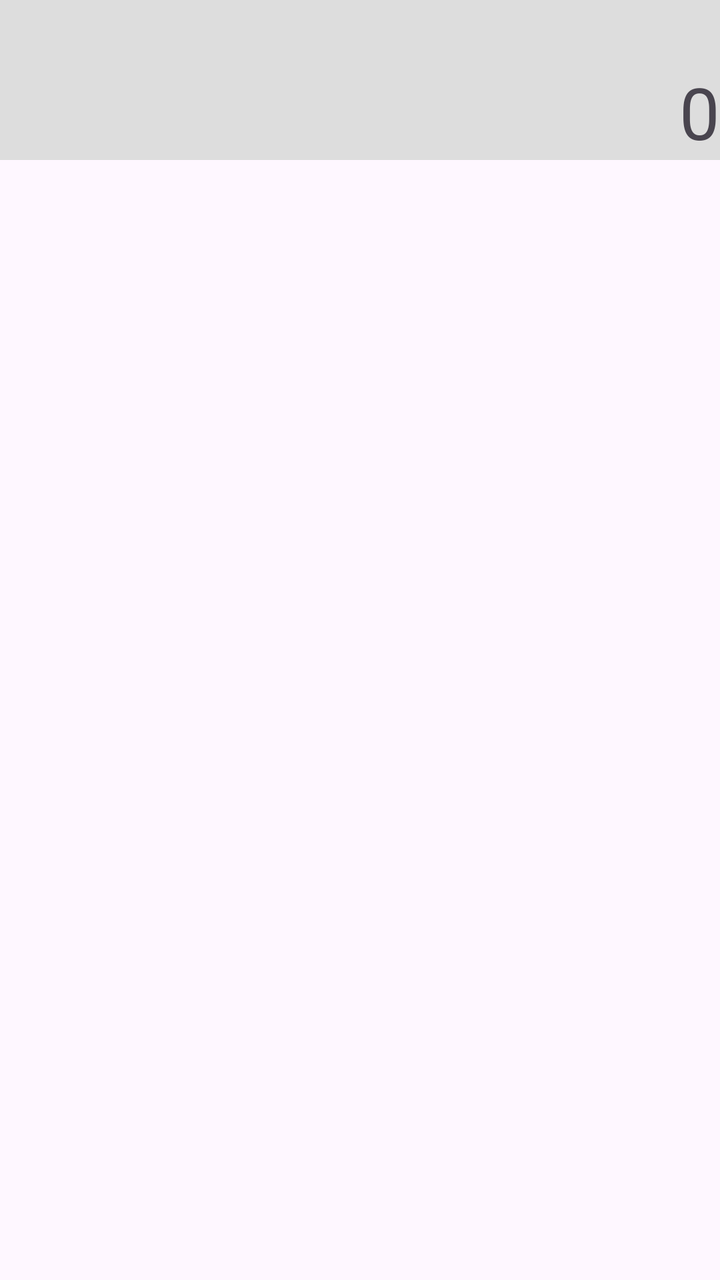
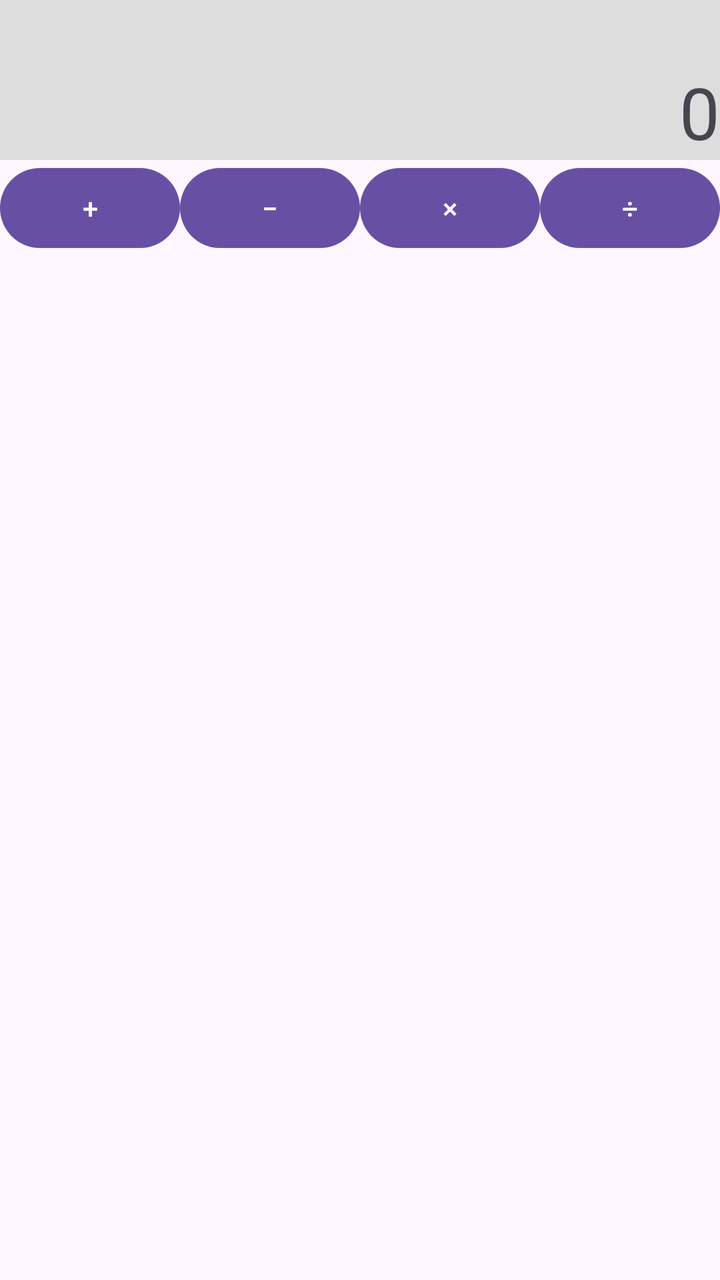

Two renders of the same Android screen: before a commit and after it. Below are the layout's source before the change and the commit's diff.
<!-- AndroidManifest.xml: application theme Theme.Kalkulator -->
<!-- res/layout/activity_main.xml -->
<?xml version="1.0" encoding="utf-8"?>
<LinearLayout xmlns:android="http://schemas.android.com/apk/res/android"
    android:id="@+id/main"
    android:layout_width="match_parent"
    android:layout_height="match_parent"
    android:orientation="vertical">

    <TextView
        android:layout_width="match_parent"
        android:layout_height="80dp"
        android:background="#DDDDDD"
        android:gravity="right|bottom"
        android:text="0"
        android:textSize="36sp" />

</LinearLayout>
<!-- resources referenced by this layout -->
<resources>
  <style name="Theme.Kalkulator" parent="Base.Theme.Kalkulator" />
  <style name="Base.Theme.Kalkulator" parent="Theme.Material3.DayNight.NoActionBar">
          
          
      </style>
</resources>

<!-- the commit's change to res/layout/activity_main.xml (unified diff, before → after) -->
@@ -13,4 +13,35 @@
         android:text="0"
         android:textSize="36sp" />
 
+    <LinearLayout
+        android:layout_width="match_parent"
+        android:layout_height="wrap_content"
+        android:orientation="horizontal">
+
+        <Button
+            android:layout_width="0dp"
+            android:layout_height="wrap_content"
+            android:layout_weight="1"
+            android:text="+" />
+
+        <Button
+            android:layout_width="0dp"
+            android:layout_height="wrap_content"
+            android:layout_weight="1"
+            android:text="−" />
+
+        <Button
+            android:layout_width="0dp"
+            android:layout_height="wrap_content"
+            android:layout_weight="1"
+            android:text="×" />
+
+        <Button
+            android:layout_width="0dp"
+            android:layout_height="wrap_content"
+            android:layout_weight="1"
+            android:text="÷" />
+
+    </LinearLayout>
+
 </LinearLayout>
